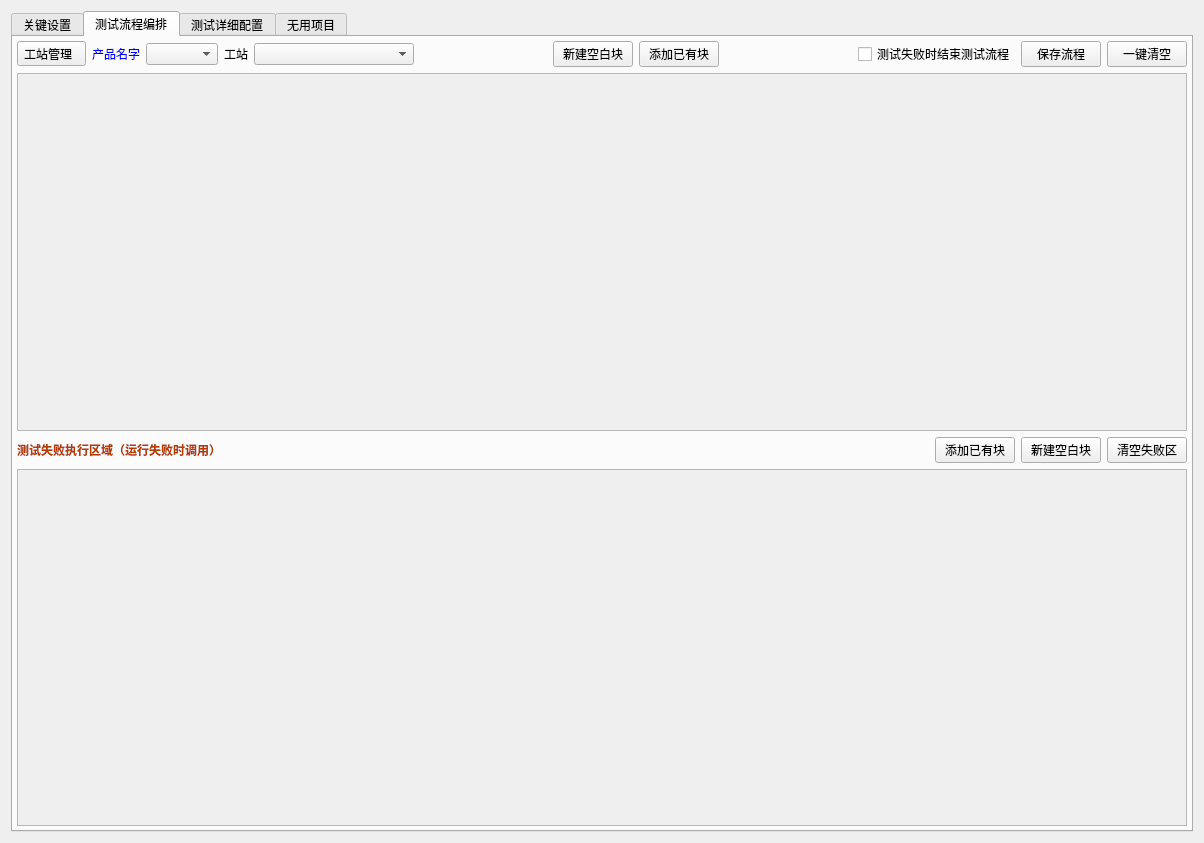
Above: platform/settings/qsetting.ui from yuhuang163/test before the change. Below: the same form after it.
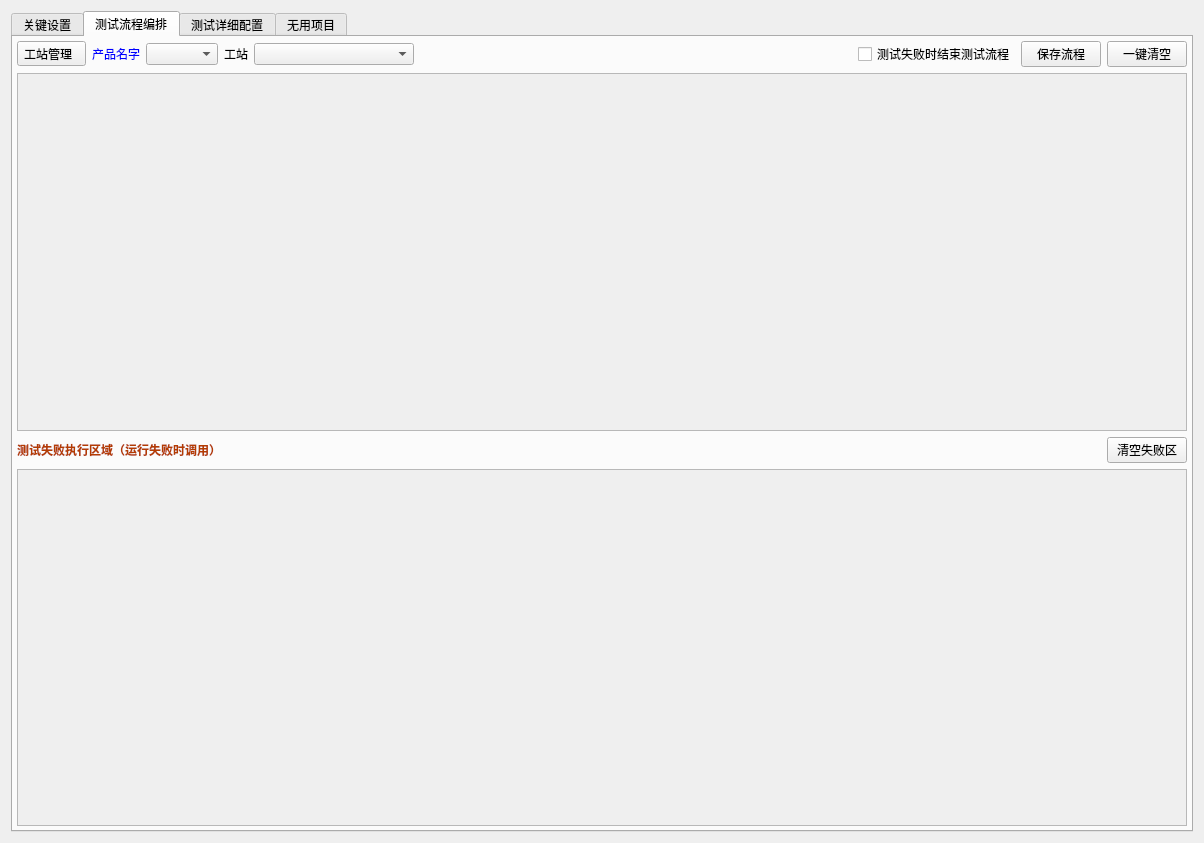
That is the form after the change.

Commit message: 添加已有块，双击那个块可以选择到，空白和已有块放到右键里面

The edit to the form file:
```diff
--- a/platform/settings/qsetting.ui
+++ b/platform/settings/qsetting.ui
@@ -734,26 +734,6 @@
            </property>
           </spacer>
          </item>
-         <item>
-          <widget class="QPushButton" name="pushButton_testFlowAdd">
-           <property name="toolTip">
-            <string>在流程末尾插入空白块；右键「打开设置」保存配置后，保存流程时才会写入顺序</string>
-           </property>
-           <property name="text">
-            <string>新建空白块</string>
-           </property>
-          </widget>
-         </item>
-         <item>
-          <widget class="QPushButton" name="pushButton_testFlowImport">
-           <property name="toolTip">
-            <string>从 test_case 目录选择已保存的功能块，追加到当前工站流程</string>
-           </property>
-           <property name="text">
-            <string>添加已有块</string>
-           </property>
-          </widget>
-         </item>
          <item>
           <spacer name="horizontalSpacer_testFlowToolbar">
            <property name="orientation">
@@ -845,26 +825,6 @@
            </property>
           </spacer>
          </item>
-         <item>
-          <widget class="QPushButton" name="pushButton_testFlowFailImport">
-           <property name="toolTip">
-            <string>向失败执行区域添加已有功能块</string>
-           </property>
-           <property name="text">
-            <string>添加已有块</string>
-           </property>
-          </widget>
-         </item>
-         <item>
-          <widget class="QPushButton" name="pushButton_testFlowFailAdd">
-           <property name="toolTip">
-            <string>在失败执行区域末尾新建空白块</string>
-           </property>
-           <property name="text">
-            <string>新建空白块</string>
-           </property>
-          </widget>
-         </item>
          <item>
           <widget class="QPushButton" name="pushButton_testFlowFailClear">
            <property name="toolTip">
```
Left out of the diff: 5 changed lines with no effect on the pictures. The commit also changes 6 other files.
